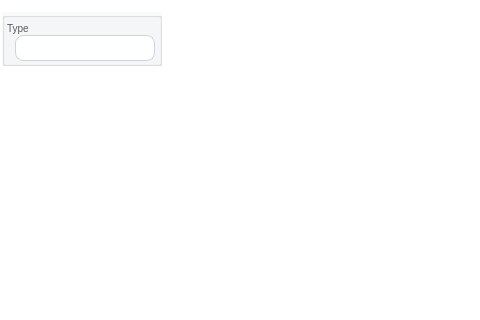
The window that ui/page_robot.ui (dinhbinhnguyen0105/python.my-manager.v2) describes before a commit, drawn with Qt 5; both pictures show x 501 to 981 and y 0 to 320 of the 981 by 640 pixel window.
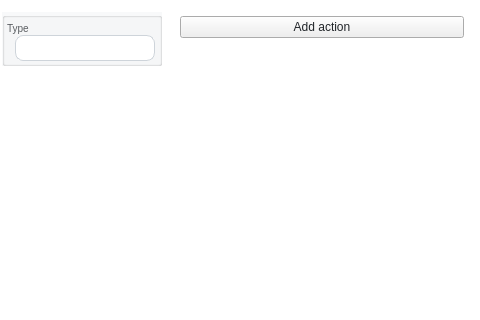
The same window after the commit.

What changed in the file:
```diff
--- a/ui/page_robot.ui
+++ b/ui/page_robot.ui
@@ -366,7 +366,17 @@
            <number>0</number>
           </property>
           <item>
-           <spacer name="verticalSpacer">
+           <layout class="QVBoxLayout" name="action_payload_container_layout"/>
+          </item>
+          <item>
+           <widget class="QPushButton" name="action_add_btn">
+            <property name="text">
+             <string>Add action</string>
+            </property>
+           </widget>
+          </item>
+          <item>
+           <spacer name="action_payload_hover">
             <property name="orientation">
              <enum>Qt::Orientation::Vertical</enum>
             </property>
```
Left out of the diff: 2 changed lines with no effect on the pictures.
